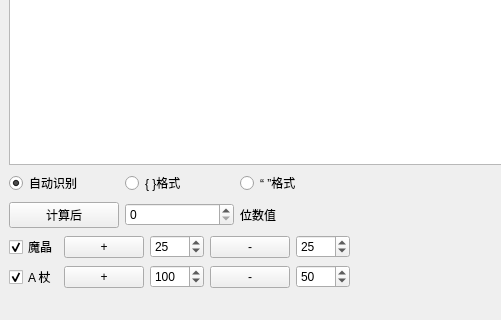
JeremyChim/Dota-Max, file ui/ab_edit.ui: the form before one commit; both pictures show x 0 to 501 and y 542 to 862 of the 1029 by 862 pixel window.
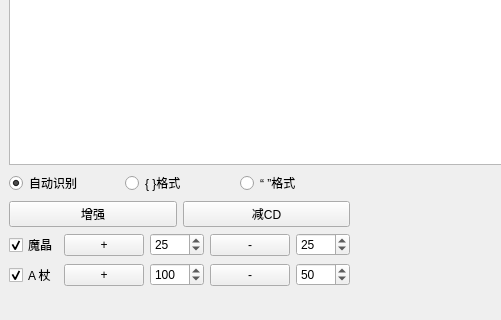
The form after the commit.

Patch:
```diff
--- a/ui/ab_edit.ui
+++ b/ui/ab_edit.ui
@@ -59,17 +59,14 @@
           <item>
            <widget class="QPushButton" name="pushButton">
             <property name="text">
-             <string>计算后</string>
+             <string>增强</string>
             </property>
            </widget>
           </item>
           <item>
-           <widget class="QSpinBox" name="spinBox"/>
-          </item>
-          <item>
-           <widget class="QLabel" name="label">
+           <widget class="QPushButton" name="pushButton_14">
             <property name="text">
-             <string>位数值</string>
+             <string>减CD</string>
             </property>
            </widget>
           </item>
```
